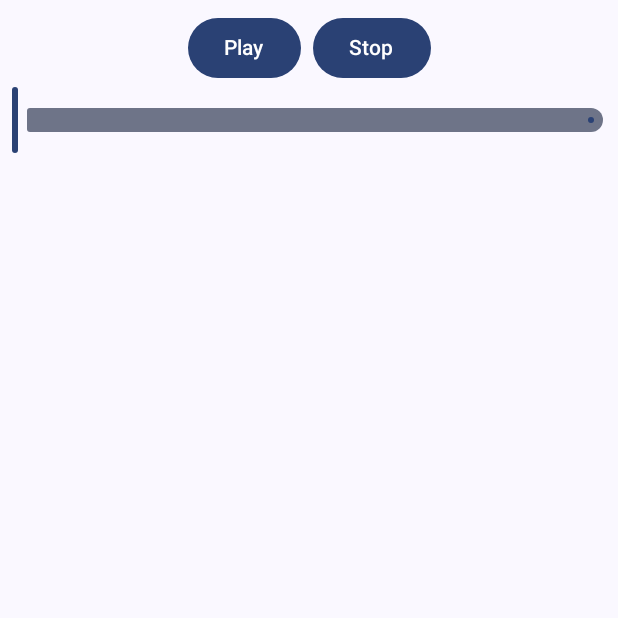
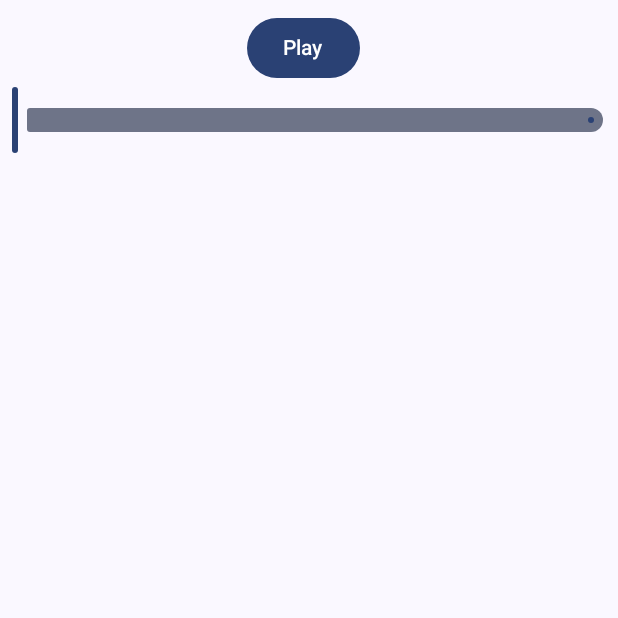
Before and after one commit to PiotrCholewicki/MusicPlayer, an Android app built with Jetpack Compose: the composable Footer shown on its own in the app's theme, on a phone screen of 412 x 824 dp, the top half of it. Run offline under Robolectric (Android 15) with nearby library versions, the phone set to English and light mode, and no system bars; 1 statement that could not run was skipped.

```diff
--- a/app/src/main/java/com/example/musicplayer/ui/theme/MainScreen.kt
+++ b/app/src/main/java/com/example/musicplayer/ui/theme/MainScreen.kt
@@ -86,9 +86,6 @@ fun Footer(musicPlayerViewModel: MusicPlayerViewModel) {
 
             Spacer(modifier = Modifier.width(8.dp))
 
-            Button(onClick = { musicPlayerViewModel.stopPlayback() }) {
-                Text("Stop")
-            }
         }
 
 
```
